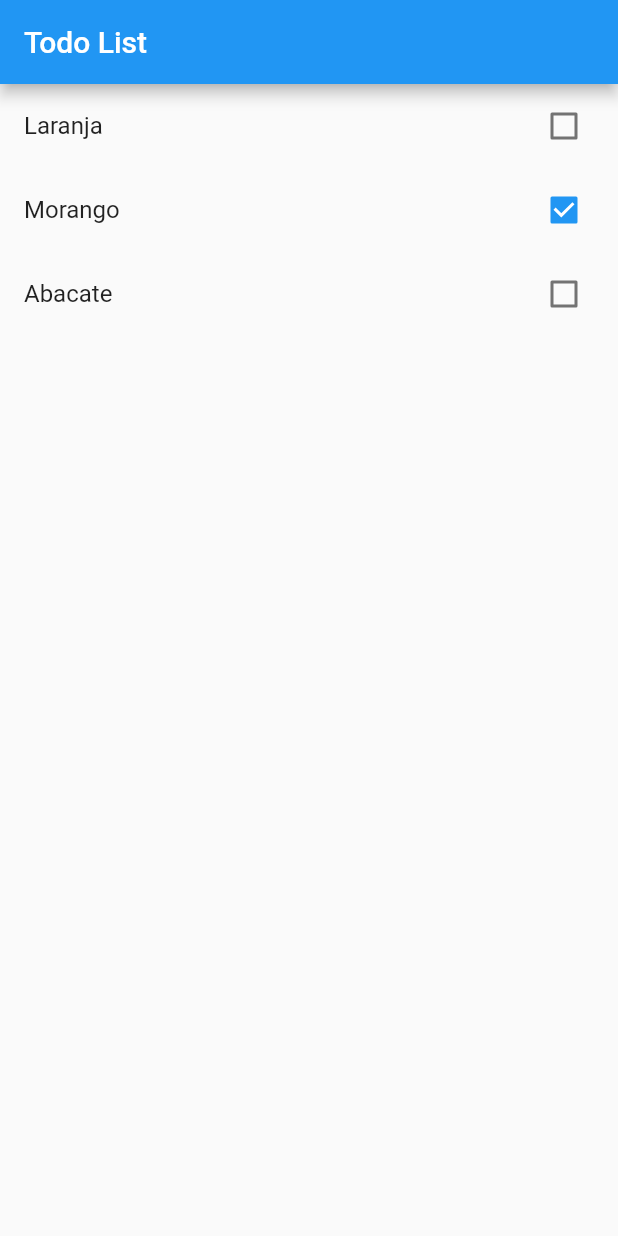
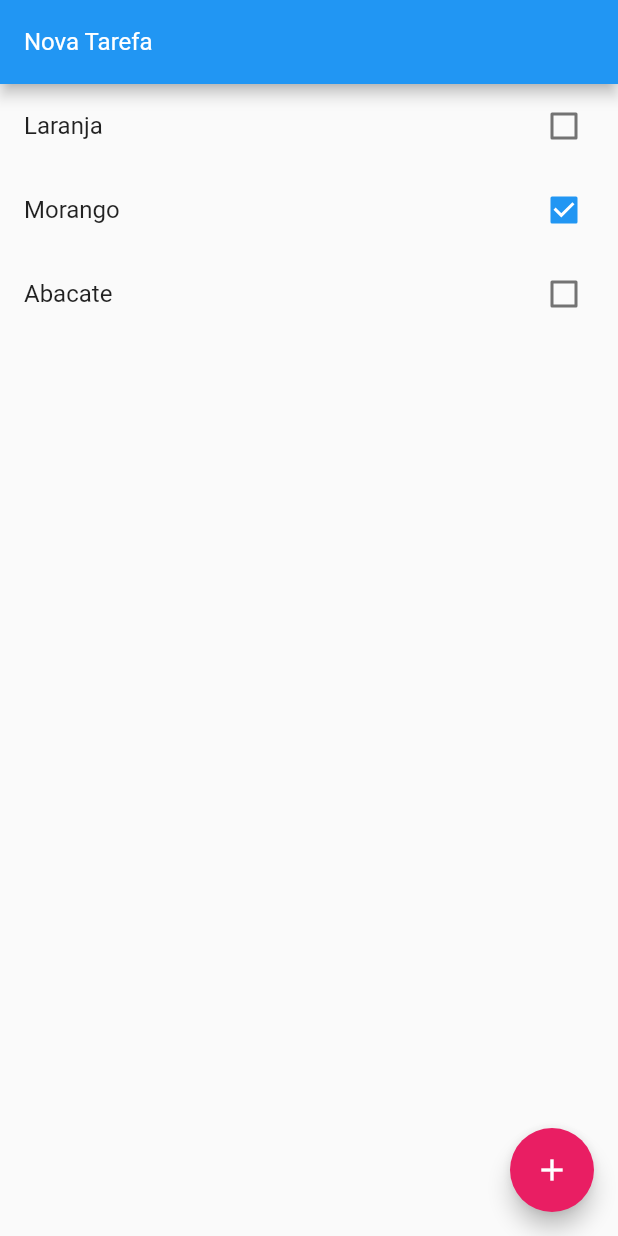
Before and after one commit to MiltonQuirino/Flutter-firstApp, a Flutter app: the screen it shows after launch, on a phone screen of 412 x 824 dp. Run offline on Flutter 3.47's test engine with Material 2 defaults, Android fonts, the phone set to English and light mode, and no system bars.

Commit message:
add and remove itens

```diff
--- a/lib/main.dart
+++ b/lib/main.dart
@@ -34,26 +34,71 @@ class HomePage extends StatefulWidget {
 }
 
 class _HomePageState extends State<HomePage> {
+  var newTaskCtrl = TextEditingController();
+
+  void add() {
+    if (newTaskCtrl.text.isEmpty) return;
+
+    setState(() {
+      widget.items.add(Item(title: newTaskCtrl.text, done: false));
+      newTaskCtrl.clear();
+    });
+  }
+
+  void remove(int index) {
+    widget.items.removeAt(index);
+  }
+
   @override
   Widget build(BuildContext context) {
     return Scaffold(
       appBar: AppBar(
-        title: Text("Todo List"),
+        title: TextFormField(
+          keyboardType: TextInputType.text,
+          controller: newTaskCtrl,
+          decoration: InputDecoration(
+            labelText: "Nova Tarefa",
+            labelStyle: TextStyle(color: Colors.white),
+          ),
+          // validator: (value) {
+          //   if (value.isEmpty) {
+          //     return "*";
+          //   }
+          // },
+        ),
       ),
       body: ListView.builder(
           itemCount: widget.items.length,
           itemBuilder: (BuildContext context, int index) {
             final item = widget.items[index];
-            return CheckboxListTile(
-              title: Text(item.title),
+            return Dismissible(
+              child: CheckboxListTile(
+                title: Text(item.title),
+                value: item.done,
+                onChanged: (value) {
+                  setState(() {
+                    item.done = value!;
+                  });
+
+                  print(value);
+                },
+              ),
               key: Key(item.title),
-              value: item.done,
-              onChanged: (value) {
-                // item.done = value;
-                print(value);
+              background: Container(
+                color: Colors.red.withOpacity(0.2),
+              ),
+              onDismissed: (direction) {
+                remove;
+                print(direction);
               },
             );
+            // return
           }),
+      floatingActionButton: FloatingActionButton(
+        onPressed: add,
+        child: Icon(Icons.add),
+        backgroundColor: Colors.pink,
+      ),
     );
   }
 }
```
